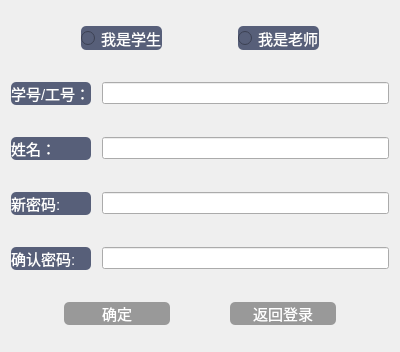
Old version of the form StuVsProject/RegisterDialog.ui in the repository ZiYiWang-create/stuVsProject.
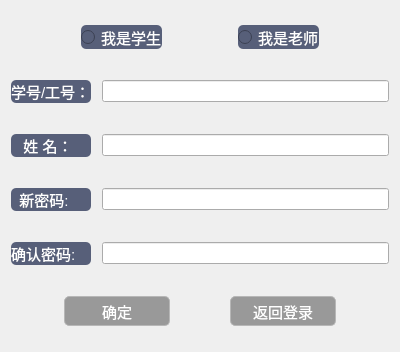
New version of the form. Icons and pictures are not drawn.

What changed in the file:
```diff
--- a/StuVsProject/RegisterDialog.ui
+++ b/StuVsProject/RegisterDialog.ui
@@ -44,12 +44,59 @@
    <item row="0" column="0">
     <widget class="QWidget" name="widget" native="true">
      <property name="styleSheet">
-      <string notr="true">QWidget#widget{border-image: url(:/check_in/Resources/maxwell-ridgeway-UyhtqolKMb4-unsplash.jpg);}
+      <string notr="true">
+
+QWidget#widget{border-image: url(:/check_in/Resources/maxwell-ridgeway-UyhtqolKMb4-unsplash.jpg);}
 QLabel{
 border-radius:5px;
 background:rgb(87, 95, 121);
 color:white;
 font-size:15px;}
+QPushButton
+{
+    color:white;
+    background-color:rgb(14 , 150 , 254);
+    border: 1px solid rgb(11 , 137 , 234);
+}
+
+QPushButton:hover
+{
+    color:white;
+    background-color:rgb(44 , 137 , 255);
+    border: 1px solid rgb(11 , 137 , 234);
+}
+
+QPushButton:pressed
+{
+    color:white;
+    background-color:rgb(14 , 135 , 228);
+    border: 1px solid rgb(12 , 138 , 235);
+    padding-left:3px;
+    padding-top:3px;
+}
+
+QPushButton
+{
+    color:black;
+    background-color:rgb(238 , 238 , 238);
+    border: 1px solid rgb(183 , 183 , 183);
+}
+
+QPushButton:hover
+{
+    color:black;
+    background-color:rgb(228 , 240 , 250);
+    border: 1px solid rgb(15 , 150 , 255);
+}
+
+QPushButton:pressed
+{
+    color:black;
+    background-color:rgb(204 , 228 , 247);
+    border: 1px solid rgb(1 , 84 , 153);
+    padding-left:3px;
+    padding-top:3px;
+}
 </string>
      </property>
      <layout class="QGridLayout" name="gridLayout">
@@ -153,7 +200,7 @@
       <item row="2" column="0">
        <widget class="QLabel" name="label">
         <property name="text">
-         <string>姓名：</string>
+         <string>   姓 名：</string>
         </property>
        </widget>
       </item>
@@ -163,7 +210,7 @@
       <item row="3" column="0">
        <widget class="QLabel" name="label_3">
         <property name="text">
-         <string>新密码:</string>
+         <string>  新密码:</string>
         </property>
        </widget>
       </item>
@@ -197,6 +244,12 @@
         </item>
         <item>
          <widget class="QPushButton" name="sureBtn">
+          <property name="minimumSize">
+           <size>
+            <width>0</width>
+            <height>30</height>
+           </size>
+          </property>
           <property name="styleSheet">
            <string notr="true">QPushButton{
 border-radius:5px;
@@ -224,6 +277,12 @@
         </item>
         <item>
          <widget class="QPushButton" name="backBtn">
+          <property name="minimumSize">
+           <size>
+            <width>0</width>
+            <height>30</height>
+           </size>
+          </property>
           <property name="styleSheet">
            <string notr="true">QPushButton{
 border-radius:5px;
```
Left out of the diff: 2 changed lines with no effect on the pictures.
